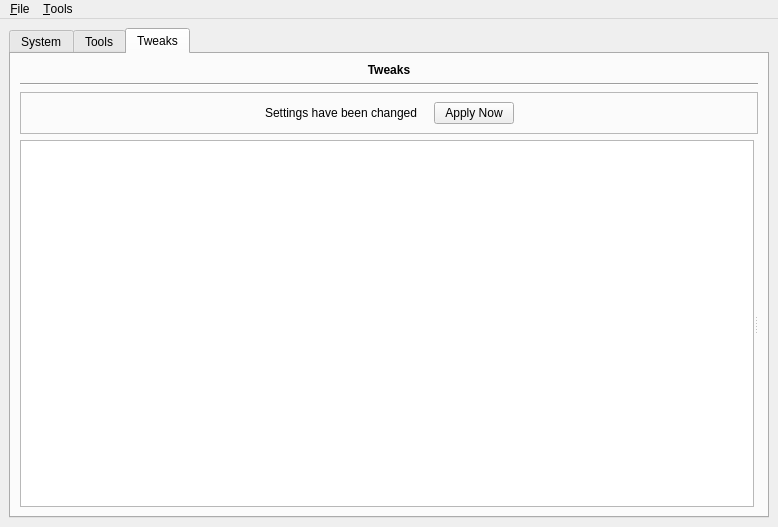
Before: the Qt Designer form src/ui/cadence.ui in falkTX/Cadence, drawn with Qt 5.
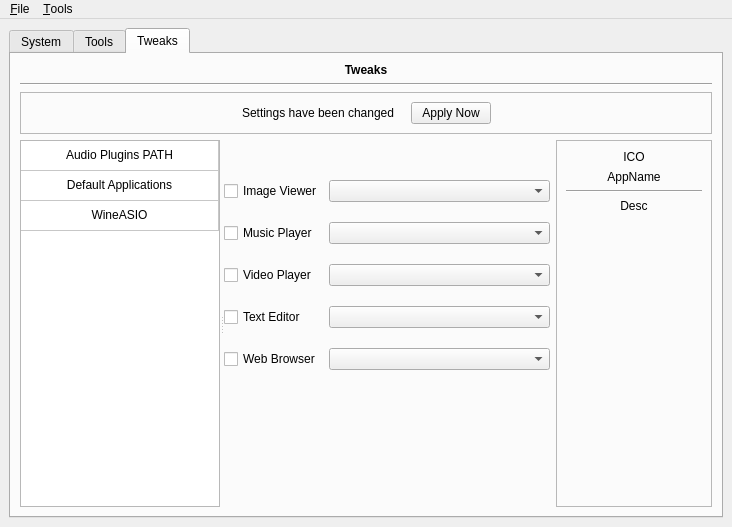
After: the same form once the commit is applied. The open tabs and pages were chosen to show the change. Icons and pictures are not drawn. Custom widgets are drawn as their Qt base class.

Commit message: Cadence audio-plugins settings done; other fixes

What changed in the file:
```diff
--- a/src/ui/cadence.ui
+++ b/src/ui/cadence.ui
@@ -6,7 +6,7 @@
    <rect>
     <x>0</x>
     <y>0</y>
-    <width>778</width>
+    <width>732</width>
     <height>527</height>
    </rect>
   </property>
@@ -795,7 +795,7 @@
        <attribute name="title">
         <string>Tweaks</string>
        </attribute>
-       <layout class="QVBoxLayout" name="verticalLayout">
+       <layout class="QVBoxLayout" name="verticalLayout_15">
         <item>
          <widget class="QLabel" name="label_tweaks">
           <property name="font">
@@ -889,7 +889,7 @@
          </widget>
         </item>
         <item>
-         <widget class="QSplitter" name="splitter_tweaks">
+         <widget class="QSplitter" name="splitter">
           <property name="sizePolicy">
            <sizepolicy hsizetype="Expanding" vsizetype="Expanding">
             <horstretch>0</horstretch>
@@ -906,6 +906,74 @@
              <verstretch>0</verstretch>
             </sizepolicy>
            </property>
+           <property name="maximumSize">
+            <size>
+             <width>200</width>
+             <height>16777215</height>
+            </size>
+           </property>
+           <attribute name="horizontalHeaderVisible">
+            <bool>false</bool>
+           </attribute>
+           <attribute name="horizontalHeaderStretchLastSection">
+            <bool>true</bool>
+           </attribute>
+           <attribute name="verticalHeaderVisible">
+            <bool>false</bool>
+           </attribute>
+           <row>
+            <property name="text">
+             <string>audio-plugins</string>
+            </property>
+           </row>
+           <row>
+            <property name="text">
+             <string>default-apps</string>
+            </property>
+           </row>
+           <row>
+            <property name="text">
+             <string>wineasio</string>
+            </property>
+           </row>
+           <column>
+            <property name="text">
+             <string>name</string>
+            </property>
+           </column>
+           <item row="0" column="0">
+            <property name="text">
+             <string>Audio Plugins PATH</string>
+            </property>
+            <property name="textAlignment">
+             <set>AlignHCenter|AlignVCenter|AlignCenter</set>
+            </property>
+            <property name="flags">
+             <set>ItemIsSelectable|ItemIsEnabled</set>
+            </property>
+           </item>
+           <item row="1" column="0">
+            <property name="text">
+             <string>Default Applications</string>
+            </property>
+            <property name="textAlignment">
+             <set>AlignHCenter|AlignVCenter|AlignCenter</set>
+            </property>
+            <property name="flags">
+             <set>ItemIsSelectable|ItemIsEnabled</set>
+            </property>
+           </item>
+           <item row="2" column="0">
+            <property name="text">
+             <string>WineASIO</string>
+            </property>
+            <property name="textAlignment">
+             <set>AlignHCenter|AlignVCenter|AlignCenter</set>
+            </property>
+            <property name="flags">
+             <set>ItemIsSelectable|ItemIsEnabled</set>
+            </property>
+           </item>
           </widget>
           <widget class="QStackedWidget" name="sw_tweaks">
            <property name="sizePolicy">
@@ -917,6 +985,364 @@
            <property name="currentIndex">
             <number>-1</number>
            </property>
+           <widget class="QWidget" name="page">
+            <layout class="QGridLayout" name="gridLayout_6">
+             <property name="margin">
+              <number>0</number>
+             </property>
+             <item row="3" column="1">
+              <widget class="QPushButton" name="b_tweak_plugins_remove">
+               <property name="text">
+                <string>Remove</string>
+               </property>
+              </widget>
+             </item>
+             <item row="4" column="1">
+              <spacer name="verticalSpacer_5">
+               <property name="orientation">
+                <enum>Qt::Vertical</enum>
+               </property>
+               <property name="sizeType">
+                <enum>QSizePolicy::Fixed</enum>
+               </property>
+               <property name="sizeHint" stdset="0">
+                <size>
+                 <width>20</width>
+                 <height>0</height>
+                </size>
+               </property>
+              </spacer>
+             </item>
+             <item row="7" column="1">
+              <spacer name="verticalSpacer_6">
+               <property name="orientation">
+                <enum>Qt::Vertical</enum>
+               </property>
+               <property name="sizeHint" stdset="0">
+                <size>
+                 <width>20</width>
+                 <height>220</height>
+                </size>
+               </property>
+              </spacer>
+             </item>
+             <item row="1" column="1">
+              <widget class="QPushButton" name="b_tweak_plugins_add">
+               <property name="text">
+                <string>Add...</string>
+               </property>
+              </widget>
+             </item>
+             <item row="0" column="0" rowspan="8">
+              <widget class="QToolBox" name="tb_tweak_plugins">
+               <property name="currentIndex">
+                <number>0</number>
+               </property>
+               <widget class="QWidget" name="page_ladspa">
+                <property name="geometry">
+                 <rect>
+                  <x>0</x>
+                  <y>0</y>
+                  <width>412</width>
+                  <height>276</height>
+                 </rect>
+                </property>
+                <attribute name="label">
+                 <string>LADSPA</string>
+                </attribute>
+                <layout class="QVBoxLayout" name="verticalLayout">
+                 <item>
+                  <widget class="QListWidget" name="list_LADSPA"/>
+                 </item>
+                </layout>
+               </widget>
+               <widget class="QWidget" name="page_dssi">
+                <property name="geometry">
+                 <rect>
+                  <x>0</x>
+                  <y>0</y>
+                  <width>94</width>
+                  <height>76</height>
+                 </rect>
+                </property>
+                <attribute name="label">
+                 <string>DSSI</string>
+                </attribute>
+                <layout class="QVBoxLayout" name="verticalLayout_11">
+                 <item>
+                  <widget class="QListWidget" name="list_DSSI"/>
+                 </item>
+                </layout>
+               </widget>
+               <widget class="QWidget" name="page_lv2">
+                <property name="geometry">
+                 <rect>
+                  <x>0</x>
+                  <y>0</y>
+                  <width>94</width>
+                  <height>76</height>
+                 </rect>
+                </property>
+                <attribute name="label">
+                 <string>LV2</string>
+                </attribute>
+                <layout class="QVBoxLayout" name="verticalLayout_13">
+                 <item>
+                  <widget class="QListWidget" name="list_LV2"/>
+                 </item>
+                </layout>
+               </widget>
+               <widget class="QWidget" name="page_vst">
+                <property name="geometry">
+                 <rect>
+                  <x>0</x>
+                  <y>0</y>
+                  <width>94</width>
+                  <height>76</height>
+                 </rect>
+                </property>
+                <attribute name="label">
+                 <string>VST</string>
+                </attribute>
+                <layout class="QVBoxLayout" name="verticalLayout_14">
+                 <item>
+                  <widget class="QListWidget" name="list_VST"/>
+                 </item>
+                </layout>
+               </widget>
+              </widget>
+             </item>
+             <item row="0" column="1">
+              <spacer name="verticalSpacer_7">
+               <property name="orientation">
+                <enum>Qt::Vertical</enum>
+               </property>
+               <property name="sizeType">
+                <enum>QSizePolicy::Fixed</enum>
+               </property>
+               <property name="sizeHint" stdset="0">
+                <size>
+                 <width>20</width>
+                 <height>20</height>
+                </size>
+               </property>
+              </spacer>
+             </item>
+             <item row="6" column="1">
+              <widget class="QPushButton" name="b_tweak_plugins_reset">
+               <property name="text">
+                <string>Reset</string>
+               </property>
+              </widget>
+             </item>
+             <item row="2" column="1">
+              <widget class="QPushButton" name="b_tweak_plugins_change">
+               <property name="text">
+                <string>Change...</string>
+               </property>
+              </widget>
+             </item>
+            </layout>
+           </widget>
+           <widget class="QWidget" name="page_2">
+            <layout class="QGridLayout" name="gridLayout_7">
+             <property name="verticalSpacing">
+              <number>20</number>
+             </property>
+             <property name="margin">
+              <number>0</number>
+             </property>
+             <item row="1" column="0">
+              <widget class="QCheckBox" name="checkBox_2">
+               <property name="text">
+                <string>Image Viewer</string>
+               </property>
+              </widget>
+             </item>
+             <item row="3" column="1">
+              <widget class="QComboBox" name="comboBox_3">
+               <property name="sizePolicy">
+                <sizepolicy hsizetype="Expanding" vsizetype="Fixed">
+                 <horstretch>0</horstretch>
+                 <verstretch>0</verstretch>
+                </sizepolicy>
+               </property>
+              </widget>
+             </item>
+             <item row="4" column="0">
+              <widget class="QCheckBox" name="checkBox_5">
+               <property name="text">
+                <string>Text Editor</string>
+               </property>
+              </widget>
+             </item>
+             <item row="4" column="1">
+              <widget class="QComboBox" name="comboBox_4">
+               <property name="sizePolicy">
+                <sizepolicy hsizetype="Expanding" vsizetype="Fixed">
+                 <horstretch>0</horstretch>
+                 <verstretch>0</verstretch>
+                </sizepolicy>
+               </property>
+              </widget>
+             </item>
+             <item row="3" column="0">
+              <widget class="QCheckBox" name="checkBox_4">
+               <property name="text">
+                <string>Video Player</string>
+               </property>
+              </widget>
+             </item>
+             <item row="5" column="1">
+              <widget class="QComboBox" name="comboBox_5">
+               <property name="sizePolicy">
+                <sizepolicy hsizetype="Expanding" vsizetype="Fixed">
+                 <horstretch>0</horstretch>
+                 <verstretch>0</verstretch>
+                </sizepolicy>
+               </property>
+              </widget>
+             </item>
+             <item row="2" column="0">
+              <widget class="QCheckBox" name="checkBox_3">
+               <property name="text">
+                <string>Music Player</string>
+               </property>
+              </widget>
+             </item>
+             <item row="2" column="1">
+              <widget class="QComboBox" name="comboBox_2">
+               <property name="sizePolicy">
+                <sizepolicy hsizetype="Expanding" vsizetype="Fixed">
+                 <horstretch>0</horstretch>
+                 <verstretch>0</verstretch>
+                </sizepolicy>
+               </property>
+              </widget>
+             </item>
+             <item row="5" column="0">
+              <widget class="QCheckBox" name="checkBox_6">
+               <property name="text">
+                <string>Web Browser</string>
+               </property>
+              </widget>
+             </item>
+             <item row="6" column="1">
+              <spacer name="verticalSpacer_8">
+               <property name="orientation">
+                <enum>Qt::Vertical</enum>
+               </property>
+               <property name="sizeHint" stdset="0">
+                <size>
+                 <width>20</width>
+                 <height>114</height>
+                </size>
+               </property>
+              </spacer>
+             </item>
+             <item row="1" column="1">
+              <widget class="QComboBox" name="comboBox">
+               <property name="sizePolicy">
+                <sizepolicy hsizetype="Expanding" vsizetype="Fixed">
+                 <horstretch>0</horstretch>
+                 <verstretch>0</verstretch>
+                </sizepolicy>
+               </property>
+              </widget>
+             </item>
+             <item row="0" column="1">
+              <spacer name="verticalSpacer_9">
+               <property name="orientation">
+                <enum>Qt::Vertical</enum>
+               </property>
+               <property name="sizeType">
+                <enum>QSizePolicy::Fixed</enum>
+               </property>
+               <property name="sizeHint" stdset="0">
+                <size>
+                 <width>20</width>
+                 <height>20</height>
+                </size>
+               </property>
+              </spacer>
+             </item>
+             <item row="0" column="2" rowspan="7">
+              <widget class="QFrame" name="frame">
+               <property name="minimumSize">
+                <size>
+                 <width>156</width>
+                 <height>0</height>
+                </size>
+               </property>
+               <property name="maximumSize">
+                <size>
+                 <width>156</width>
+                 <height>16777215</height>
+                </size>
+               </property>
+               <property name="frameShape">
+                <enum>QFrame::StyledPanel</enum>
+               </property>
+               <property name="frameShadow">
+                <enum>QFrame::Raised</enum>
+               </property>
+               <layout class="QVBoxLayout" name="verticalLayout_16">
+                <item>
+                 <widget class="QLabel" name="label">
+                  <property name="text">
+                   <string>ICO</string>
+                  </property>
+                  <property name="alignment">
+                   <set>Qt::AlignCenter</set>
+                  </property>
+                 </widget>
+                </item>
+                <item>
+                 <widget class="QLabel" name="label_3">
+                  <property name="text">
+                   <string>AppName</string>
+                  </property>
+                  <property name="alignment">
+                   <set>Qt::AlignCenter</set>
+                  </property>
+                 </widget>
+                </item>
+                <item>
+                 <widget class="Line" name="line_3">
+                  <property name="orientation">
+                   <enum>Qt::Horizontal</enum>
+                  </property>
+                 </widget>
+                </item>
+                <item>
+                 <widget class="QLabel" name="label_4">
+                  <property name="text">
+                   <string>Desc</string>
+                  </property>
+                  <property name="alignment">
+                   <set>Qt::AlignCenter</set>
+                  </property>
+                 </widget>
+                </item>
+                <item>
+                 <spacer name="verticalSpacer_10">
+                  <property name="orientation">
+                   <enum>Qt::Vertical</enum>
+                  </property>
+                  <property name="sizeHint" stdset="0">
+                   <size>
+                    <width>20</width>
+                    <height>287</height>
+                   </size>
+                  </property>
+                 </spacer>
+                </item>
+               </layout>
+              </widget>
+             </item>
+            </layout>
+           </widget>
+           <widget class="QWidget" name="page_3"/>
           </widget>
          </widget>
         </item>
@@ -931,7 +1357,7 @@
     <rect>
      <x>0</x>
      <y>0</y>
-     <width>778</width>
+     <width>732</width>
      <height>20</height>
     </rect>
    </property>
```
Left out of the diff: 26 changed lines with no effect on the pictures. The commit also changes 8 other files.
